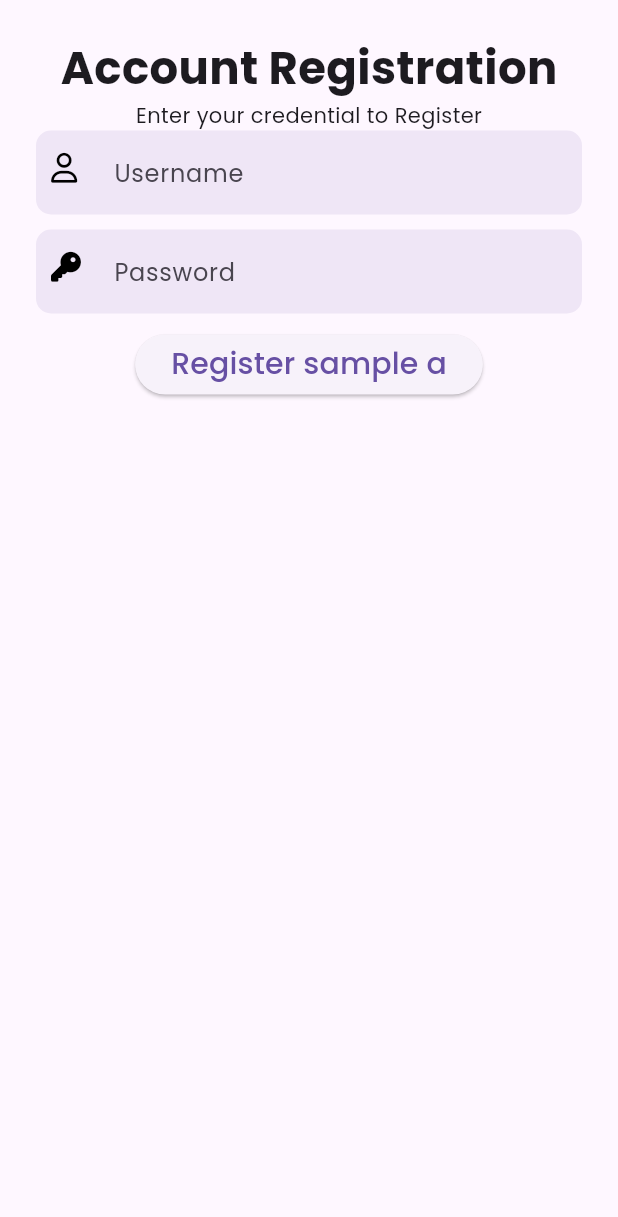
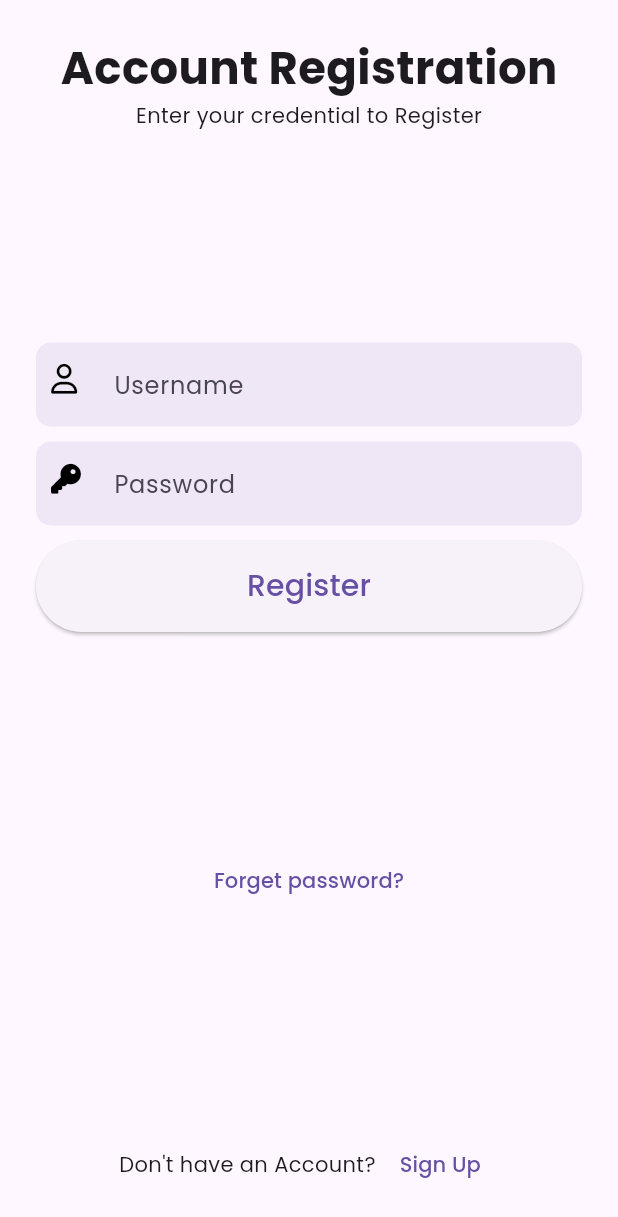
Before and after one commit to Suinan-debug/testingapp, a Flutter app: the HomeView screen opened directly, on a phone screen of 412 x 824 dp. Shown: the top 1217 px of the screen. Run offline on Flutter 3.47's test engine with Material 3 defaults, Android fonts, the phone set to English and light mode, and no system bars; our stand-ins replace font_awesome_flutter, google_fonts.

Commit message:
Fixing Login Form

```diff
--- a/lib/screen/home_view.dart
+++ b/lib/screen/home_view.dart
@@ -1,5 +1,6 @@
 import 'package:flutter/material.dart';
 import 'package:font_awesome_flutter/font_awesome_flutter.dart';
+import 'package:google_fonts/google_fonts.dart';
 import 'package:testingapp/screen/welcome_view.dart';
 
 class HomeView extends StatefulWidget {
@@ -16,9 +17,12 @@ class _HomeViewState extends State<HomeView> {
         body: Container(
       margin: EdgeInsets.all(24),
       child: Column(
+        mainAxisAlignment: MainAxisAlignment.spaceBetween,
         children: [
           _header(context),
           _inputField(context),
+          _forgetPassword(context),
+          _signUp(context),
         ],
       ),
     ));
@@ -34,31 +38,10 @@ class _HomeViewState extends State<HomeView> {
     );
   }
 
-//   _inputField(context) {
-//     return Column(
-//       children: [
-//         TextField(
-//           decoration: InputDecoration(
-//               hintText: "Username",
-//               border: OutlineInputBorder(
-//                   borderRadius: BorderRadius.circular(10),
-//                   borderSide: BorderSide.none),
-//               fillColor: Theme.of(context).primaryColor.withOpacity(0.1),
-//               filled: true),
-//            prefixIcon: FaIcon(
-//             FontAwesomeIcons.user,
-//             size: 20.0,
-//             color: Colors.black,
-//           ),
-//         ),
-//       ],
-//     );
-//   }
-// }
-
   _inputField(BuildContext context) {
     // Add BuildContext
     return Column(
+      crossAxisAlignment: CrossAxisAlignment.stretch,
       children: [
         TextField(
           decoration: InputDecoration(
@@ -106,14 +89,33 @@ class _HomeViewState extends State<HomeView> {
         SizedBox(
           height: 10,
         ),
-        ElevatedButton(
-          onPressed: () {},
-          child: Text(
-            "Register sample a",
-            style: TextStyle(fontSize: 20),
+        Container(
+          child: ElevatedButton(
+            onPressed: () {},
+            child: Text(
+              "Register",
+              style: TextStyle(fontSize: 20),
+            ),
+            style: ElevatedButton.styleFrom(
+                shape: StadiumBorder(),
+                padding: EdgeInsets.symmetric(vertical: 16)),
           ),
         )
       ],
     );
   }
 }
+
+_forgetPassword(context) {
+  return TextButton(onPressed: () {}, child: Text("Forget password?"));
+}
+
+_signUp(context) {
+  return Row(
+    mainAxisAlignment: MainAxisAlignment.center,
+    children: [
+      Text("Don't have an Account? "),
+      TextButton(onPressed: () {}, child: Text("Sign Up"))
+    ],
+  );
+}
```
Also changed, not shown: lib/screen/sample.txt (deleted).
